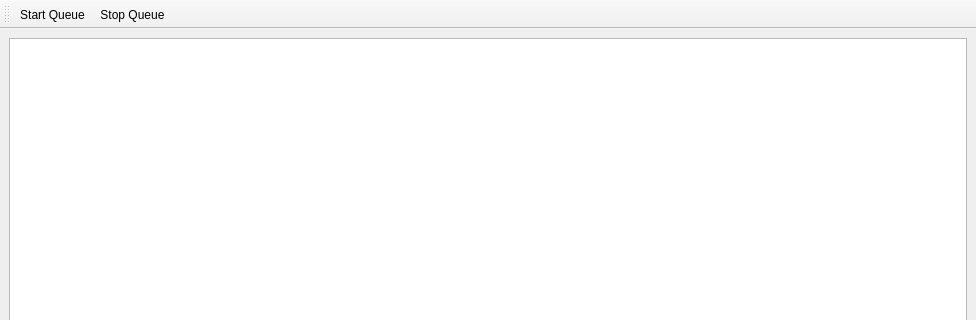
Qt form gui/tasks/Tasks/taskmainwindow.ui (AndreasFMueller/AstroPhotography) before a commit; both pictures show x 0 to 976 and y 0 to 320 of the 976 by 653 pixel window.
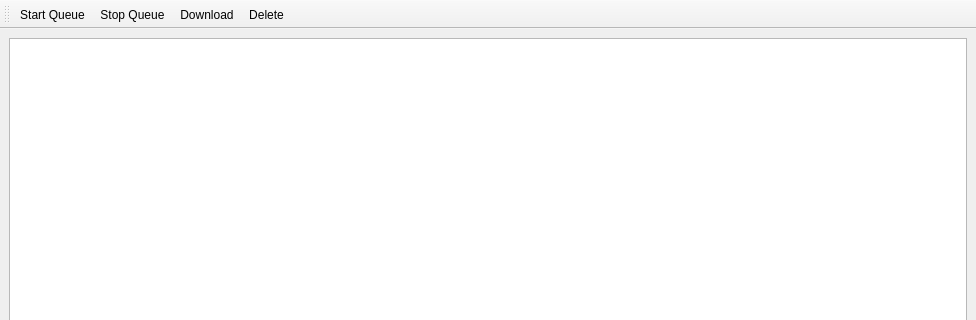
The same form after that commit. Custom widgets are drawn as their Qt base class.

Commit message: add download support classes to Task manager

What changed in the file:
```diff
--- a/gui/tasks/Tasks/taskmainwindow.ui
+++ b/gui/tasks/Tasks/taskmainwindow.ui
@@ -141,6 +141,8 @@
    </attribute>
    <addaction name="actionStartQueue"/>
    <addaction name="actionStopQueue"/>
+   <addaction name="actionDownload"/>
+   <addaction name="actionDelete"/>
   </widget>
   <action name="actionStartQueue">
    <property name="text">
@@ -158,6 +160,16 @@
     <string>Stop the task queue</string>
    </property>
   </action>
+  <action name="actionDownload">
+   <property name="text">
+    <string>Download</string>
+   </property>
+  </action>
+  <action name="actionDelete">
+   <property name="text">
+    <string>Delete</string>
+   </property>
+  </action>
  </widget>
  <customwidgets>
   <customwidget>
```
Left out of the diff: 25 changed lines with no effect on the pictures. The commit also changes 8 other files.
